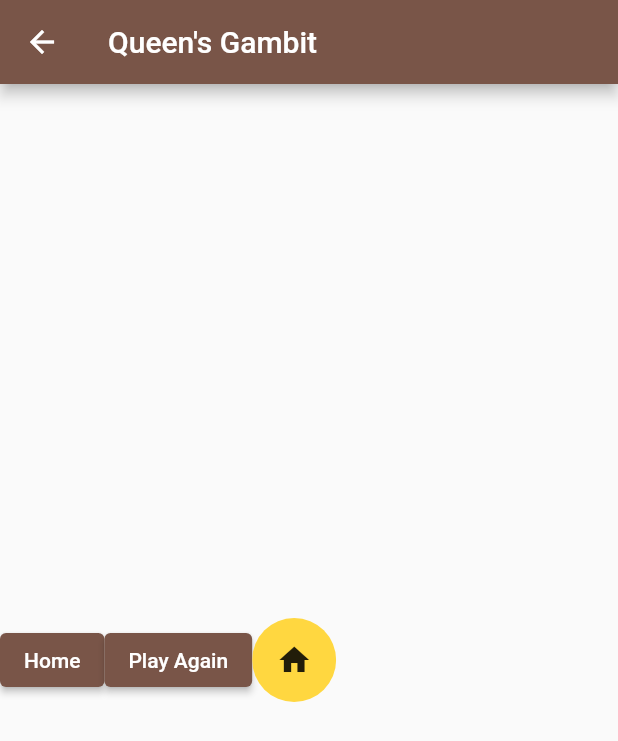
After one commit to qiaoen17/Queen-s-Gambit-, a Flutter app: the GameOver screen opened directly, on a phone screen of 412 x 824 dp. The commit adds this screen. Shown: the top 741 px of the screen. Run offline on Flutter 3.47's test engine with Material 2 defaults, Android fonts, the phone set to English and light mode, and no system bars; missing offline and left inert: chess, flutter_stateless_chessboard.

Commit message:
Play Again and Home button added

```diff
--- /dev/null
+++ b/chess_game/lib/GameOver.dart
@@ -0,0 +1,64 @@
+import 'package:chess_game/ChessPage.dart';
+import 'package:flutter/material.dart';
+
+import 'ChessPage.dart';
+import 'HomePage.dart';
+
+class GameOver extends StatelessWidget {
+
+  const GameOver({super.key});
+
+  @override
+  Widget build(BuildContext context) {
+    return Scaffold(
+      appBar: AppBar(
+        title: const Text("Queen's Gambit"),
+      ),
+      body: Row(
+        children: <Widget>[
+          Center(
+          child: ElevatedButton(
+            child: const Text('Home'),
+            onPressed: () {
+            // Navigate to the chess game page
+            Navigator.push(
+                    context,
+                    MaterialPageRoute(builder: (context) => const HomePage()),
+            );
+          },
+          ),
+        ),
+        Center(
+          child: ElevatedButton(
+            child: const Text('Play Again'),
+            onPressed: () {
+              Navigator.push(
+                context,
+                MaterialPageRoute(builder: (context) => chessPage()),
+              );
+            },
+          ),
+        ),
+        SizedBox.fromSize(
+          size: const Size(56, 56),
+          child: ClipOval(
+            child: Material(
+              color: Colors.amberAccent,
+              child: InkWell(
+                splashColor: Colors.green,
+                onTap: () {},
+                child: Column (
+                  mainAxisAlignment: MainAxisAlignment.center,
+                  children: const <Widget>[
+                    Icon(Icons.home),
+                  ],
+                )
+              )
+            )
+          ),
+        )
+        ]
+      )
+      );
+  }
+}
--- a/chess_game/lib/main.dart
+++ b/chess_game/lib/main.dart
@@ -1,6 +1,6 @@
 import 'package:flutter/material.dart';
 
-import 'chesspage.dart';
+import 'ChessPage.dart';
 import 'HomePage.dart';
 
 void main() {
```
Also changed, not shown: chess_game/lib/chesspage.dart (+12 -1 lines), chess_game/lib/homepage.dart (+4 -3 lines).
